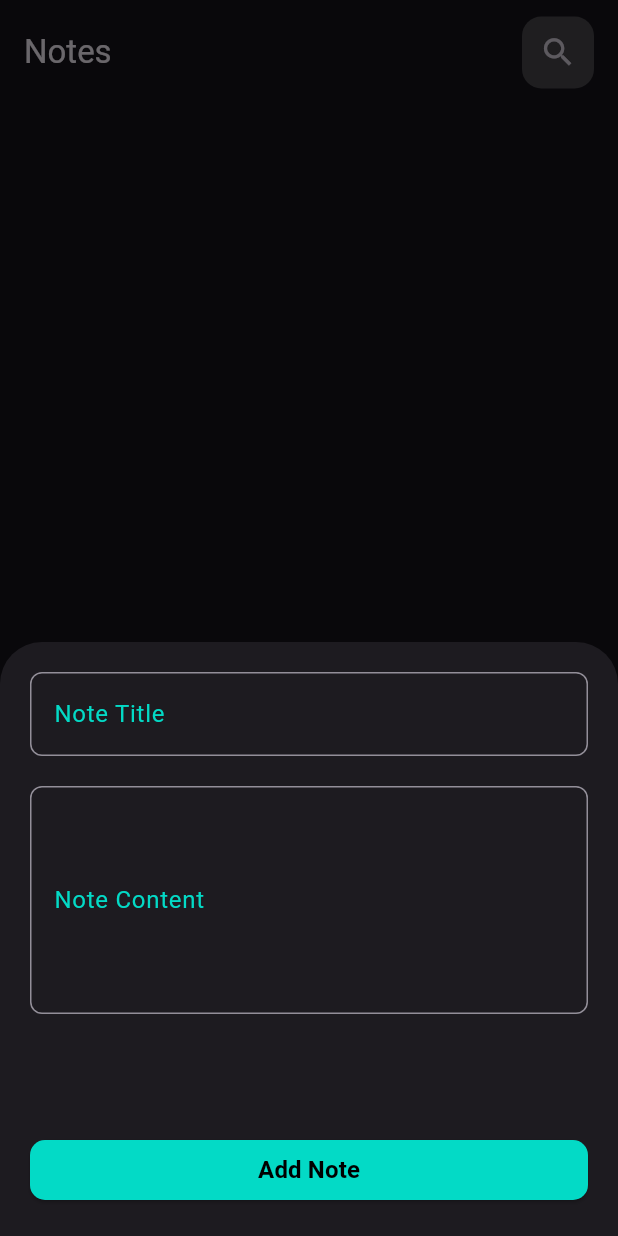
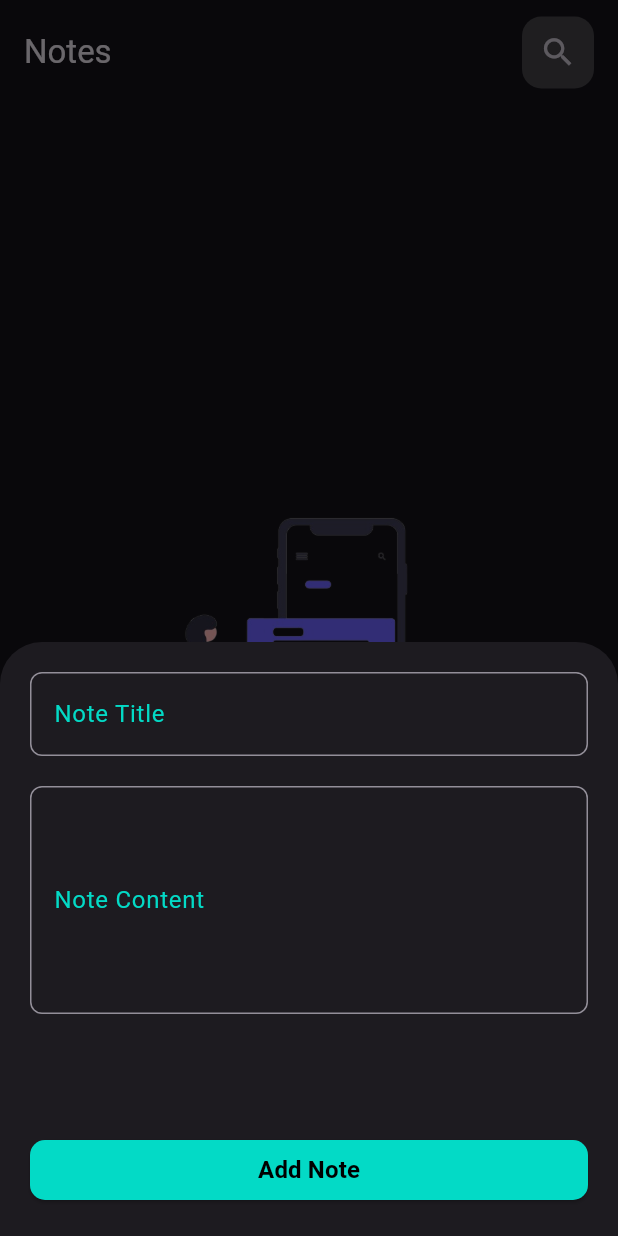
Before and after one commit to joyanis-dev/note_app_flutter_bloc, a Flutter app: the screen it shows after launch, after a tap on the "add" icon, on a phone screen of 412 x 824 dp. Run offline on Flutter 3.47's test engine with Material 3 defaults, Android fonts, the light colour scheme and no system bars; our stand-ins replace flutter_bloc, hive, hive_flutter; accounts and stored records are empty.

```diff
--- a/lib/constants/app_constants.dart
+++ b/lib/constants/app_constants.dart
@@ -2,3 +2,24 @@ import 'package:flutter/material.dart';
 
 const Color kPrimaryColor = Color(0xFF03DAC6);
 const String kboxName = 'notes';
+const List<Color> noteColors = [
+  Color(0xFFC0D6DF), // oyster bay
+  Color(0xFF9AC8C8), // powder blue
+  Color(0xFF1CA9C9), // baby blue
+  // pacific
+
+  // navy
+  Color(0xFF9EA7C4), // hawkes
+  Color(0xFF7393B3), // cornflower
+  Color(0xFF526D82), // bermuda grey
+  // wedgewood
+  Color(0xFFF3D5D0), // provincial (beige-pink)
+  Color(0xFFD9CAC6), // vanilla ice
+  Color(0xFF8B818C), // shady lady (greyish purple)
+  // mamba (dark grey purple)
+  Color(0xFFB9B0C7), // wistful
+  Color(0xFF7D6DAB),
+  Color(0xFFF6F0A9), // milan (pale yellow)
+  Color(0xFFE6D94C), // brimstone (yellow)
+  Color(0xFFC2DD49), // studio (purple)
+];
--- a/lib/main.dart
+++ b/lib/main.dart
@@ -3,6 +3,7 @@ import 'package:flutter_bloc/flutter_bloc.dart';
 import 'package:hive_flutter/adapters.dart';
 import 'package:notes_app/constants/app_constants.dart';
 import 'package:notes_app/cubits/add_note_cubit/add_note_cubit.dart';
+import 'package:notes_app/cubits/notes_cubit/notes_cubit.dart';
 import 'package:notes_app/models/note_model.dart';
 import 'package:notes_app/simple_bloc_observer.dart';
 import 'package:notes_app/views/notes_view.dart';
@@ -22,8 +23,12 @@ class NotesApp extends StatelessWidget {
   // This widget is the root of your application.
   @override
   Widget build(BuildContext context) {
-    return BlocProvider(
-      create: (context) => AddNoteCubit(),
+    return MultiBlocProvider(
+      providers: [
+        BlocProvider(create: (context) => NotesCubit()..fetchAllNotes()),
+        BlocProvider(create: (context) => AddNoteCubit()),
+      ],
+
       child: MaterialApp(
         title: 'Notes App',
         theme: ThemeData.dark(),
--- a/lib/views/editing_notes_view.dart
+++ b/lib/views/editing_notes_view.dart
@@ -15,7 +15,9 @@ class EditingNotesView extends StatelessWidget {
         title: 'Edit Note',
         actions: [CustomIconButton(icon: Icons.check)],
       ),
-      body: EditingBody(),
+      body: EditingBody(
+        note: note,
+      ),
     );
   }
 }
--- a/lib/views/notes_view.dart
+++ b/lib/views/notes_view.dart
@@ -1,6 +1,4 @@
 import 'package:flutter/material.dart';
-import 'package:flutter_bloc/flutter_bloc.dart';
-import 'package:notes_app/cubits/notes_cubit/notes_cubit.dart';
 import 'package:notes_app/widgets/custom_appbar.dart';
 import 'package:notes_app/widgets/custom_icon.dart';
 import 'package:notes_app/widgets/floating_action_button.dart';
@@ -11,16 +9,13 @@ class NotesView extends StatelessWidget {
 
   @override
   Widget build(BuildContext context) {
-    return BlocProvider(
-      create: (context) => NotesCubit()..fetchAllNotes(),
-      child: Scaffold(
-        floatingActionButton: AddNoteFAB(),
-        appBar: CustomAppBar(
-          title: 'Notes',
-          actions: [CustomIconButton(icon: Icons.search)],
-        ),
-        body: NotesBody(),
+    return Scaffold(
+      floatingActionButton: AddNoteFAB(),
+      appBar: CustomAppBar(
+        title: 'Notes',
+        actions: [CustomIconButton(icon: Icons.search)],
       ),
+      body: NotesBody(),
     );
   }
 }
--- a/lib/widgets/add_note_bottom_sheet.dart
+++ b/lib/widgets/add_note_bottom_sheet.dart
@@ -1,6 +1,7 @@
 import 'package:flutter/material.dart';
 import 'package:flutter_bloc/flutter_bloc.dart';
 import 'package:intl/intl.dart';
+import 'package:notes_app/constants/app_constants.dart';
 import 'package:notes_app/cubits/add_note_cubit/add_note_cubit.dart';
 import 'package:notes_app/cubits/add_note_cubit/add_note_states.dart';
 import 'package:notes_app/cubits/notes_cubit/notes_cubit.dart';
@@ -52,12 +53,12 @@ class _AddNoteBottomSheetState extends State<AddNoteBottomSheet> {
                 onPressed: () {
                   if (formKey.currentState!.validate()) {
                     formKey.currentState!.save();
-
+                  final randomColor = noteColors[DateTime.now().millisecondsSinceEpoch % noteColors.length];
                     final note = NoteModel(
                       title: title!,
                       content: content!,
                       date: DateFormat('dd-MM-yyyy').format(DateTime.now()),
-                      color: Colors.amber.value,
+                      color: randomColor.toARGB32(),
                     );
 
                     BlocProvider.of<AddNoteCubit>(context).addNote(note);
--- a/lib/widgets/editing_body.dart
+++ b/lib/widgets/editing_body.dart
@@ -1,11 +1,13 @@
 import 'package:flutter/material.dart';
+import 'package:notes_app/models/note_model.dart';
 import 'package:notes_app/widgets/custom_text_field.dart';
 
 class EditingBody extends StatelessWidget {
   const EditingBody({
     super.key,
+    required this.note
   });
-
+   final NoteModel note;
   @override
   Widget build(BuildContext context) {
     return Padding(
@@ -13,9 +15,9 @@ class EditingBody extends StatelessWidget {
       child: Column(
         crossAxisAlignment: CrossAxisAlignment.start,
         children: [
-          CustomTextField(labelText: 'Title'),
+          CustomTextField(labelText: note.title),
           const SizedBox(height: 20),
-          CustomTextField(labelText: 'Content', maxLines: 5),
+          CustomTextField(labelText: note.content, maxLines: 5),
         ],
       ),
     );
--- a/lib/widgets/note_item.dart
+++ b/lib/widgets/note_item.dart
@@ -28,7 +28,7 @@ class NoteItem extends StatelessWidget {
           ),
           decoration: BoxDecoration(
             borderRadius: BorderRadius.circular(20),
-            color: const Color(0xffFFCC80),
+            color: Color(note.color),
           ),
           child: Column(
             crossAxisAlignment: CrossAxisAlignment.end,
--- a/lib/widgets/notes_list_view.dart
+++ b/lib/widgets/notes_list_view.dart
@@ -2,6 +2,7 @@ import 'package:flutter/material.dart';
 import 'package:flutter_bloc/flutter_bloc.dart';
 import 'package:notes_app/cubits/notes_cubit/notes_cubit.dart';
 import 'package:notes_app/cubits/notes_cubit/notes_states.dart';
+import 'package:notes_app/widgets/empty_notes_body.dart';
 import 'package:notes_app/widgets/note_item.dart';
 
 class NotesListView extends StatelessWidget {
@@ -13,6 +14,9 @@ class NotesListView extends StatelessWidget {
       builder: (context, state) {
         if (state is NotesSuccess) {
           final notes = state.notes;
+          if (notes.isEmpty) {
+            return const EmptyNotesWidget();
+          }
           return Padding(
             padding: const EdgeInsets.symmetric(horizontal: 22, vertical: 10),
             child: ListView.builder(
@@ -23,7 +27,7 @@ class NotesListView extends StatelessWidget {
               },
             ),
           );
-        } else {
+        }  else {
           return const Center(child: CircularProgressIndicator());
         }
       },
```
Also changed, not shown: 1 other file.
